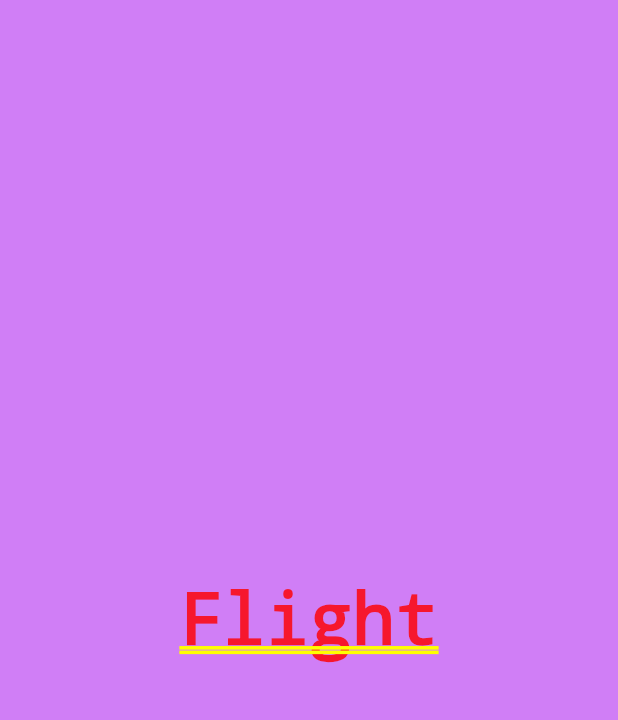
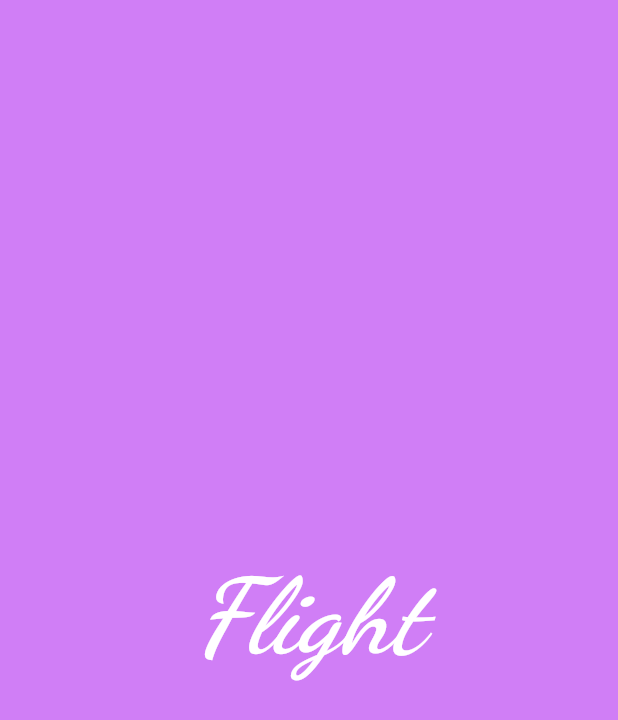
Before and after one commit to chethana15/basic_flutter_app, a Flutter app: the screen it shows after launch, on a phone screen of 412 x 824 dp. Shown: the top 720 px of the screen. Run offline on Flutter 3.47's test engine with Material 2 defaults, Android fonts, the phone set to English and light mode, and no system bars.

Commit message:
adding custom font

```diff
--- a/lib/app_screens/home.dart
+++ b/lib/app_screens/home.dart
@@ -12,7 +12,18 @@ class Home extends StatelessWidget {
       // margin: EdgeInsets.only(left: 10.0, right: 10.0, top: 0.0, bottom: 0.0),
       alignment: Alignment.center,
       color: Color.fromARGB(255, 208, 126, 246),
-      child: Text("Flight", textDirection: TextDirection.ltr),
+      child: Text(
+        "Flight",
+        textDirection: TextDirection.ltr,
+        style: TextStyle(
+          decoration:TextDecoration.none,
+          fontSize: 70.0,
+          fontFamily: 'DancingScript',
+          fontWeight: FontWeight.w700,
+          fontStyle: FontStyle.italic,
+          color: Colors.white,
+        ),
+        ),
     ),
     )
 
```
Also changed, not shown: pubspec.yaml (+17 -11 lines), fonts/DancingScript-Bold.ttf (added), fonts/DancingScript-Medium.ttf (added), fonts/DancingScript-Regular.ttf (added), fonts/DancingScript-SemiBold.ttf (added).
